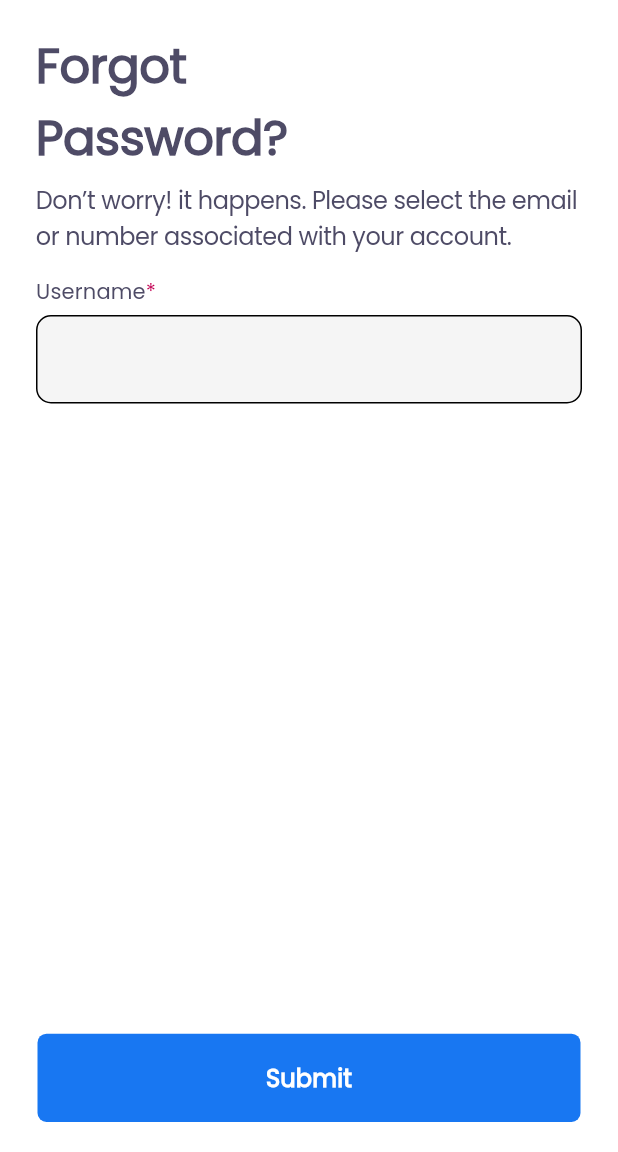
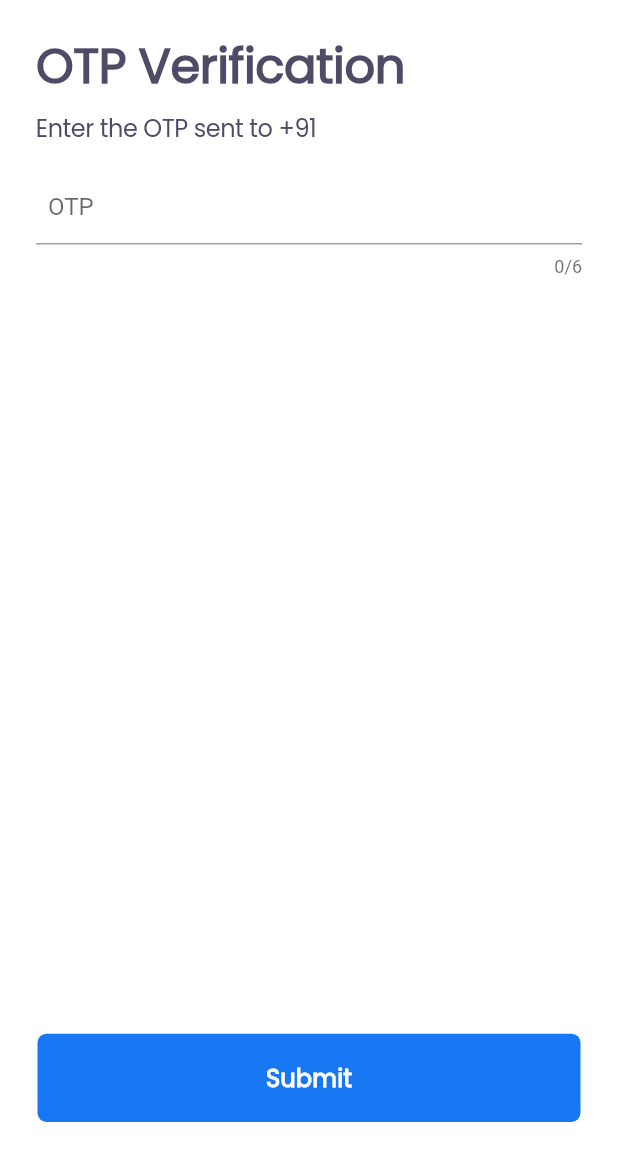
Before and after one commit to Parth-Dattani/NewsApp, a Flutter app: the MobileOtpScreen screen opened by its route, on a phone screen of 412 x 824 dp, the part 84-1236 px from its top. Run offline on Flutter 3.47's test engine with Material 2 defaults, Android fonts, the phone set to English and light mode, and no system bars; our stand-ins replace cached_network_image, cloud_firestore, dots_indicator, firebase_auth, firebase_core, firebase_storage and 5 more; missing offline and left inert: country_list_pick, flutter_social_media_signin; accounts and stored records are empty; network calls fail; statements that could not run were skipped.

Commit message:
final commit

```diff
--- a/lib/controller/email_otp_controller.dart
+++ b/lib/controller/email_otp_controller.dart
@@ -2,18 +2,20 @@ import 'package:firebase_auth/firebase_auth.dart';
 import 'package:flutter/material.dart';
 import 'package:get/get.dart';
 import 'package:news_app/controller/base_controller.dart';
+import 'package:news_app/screen/ForgotPassword/mobile_otp_screen.dart';
 
 class EmailOtpController extends BaseController{
   //RxString selectedValue = "Via Email :".obs;
 
   final TextEditingController emailController = TextEditingController();
+  TextEditingController otpController = TextEditingController();
 
   RxBool isForgot = false.obs;
   RxBool isPhone = false.obs;
   RxString selectedOption = "".obs;
   RxBool otpVisibility = false.obs;
   RxString email = "".obs;
-  RxString selectedValue = "".obs;
+  //RxString selectedValue = "".obs;
   FirebaseAuth auth = FirebaseAuth.instance;
   RxString verificationID = "".obs;
 
@@ -41,6 +43,7 @@ class EmailOtpController extends BaseController{
   }
 
   void loginWithPhone() async {
+    Get.toNamed(MobileOtpScreen.pageId);
     auth.verifyPhoneNumber(
       phoneNumber: "+91${emailController.text}",
       verificationCompleted: (PhoneAuthCredential credential) async {
--- a/lib/screen/ForgotPassword/forgot_password_screen.dart
+++ b/lib/screen/ForgotPassword/forgot_password_screen.dart
@@ -68,21 +68,15 @@ class ForgotPasswordScreen extends GetView<ForgotPasswordController>{
             border: false,
             onPress: () {
               FocusScope.of(context).unfocus();
-              print("Chose Option : ${controller.selectedValue.value.toString()} ");
-              //controller.selectedValue.value == "Via Email:" ?
               Get.toNamed(EmailOtpScreen.pageId,
                   arguments: {
                     "option" : controller.selectedValue.value.toString(),
-                    // "isForgot": controller.isForgot.value = true,
-                    // "isPhone": controller.isPhone.value = false,
                   }
               );
-              //: Get.toNamed(MobileOtpScreen.pageId);
             },
           ),
         ),
       ),
     );
   }
-
 }
--- a/lib/screen/ForgotPassword/mobile_otp_screen.dart
+++ b/lib/screen/ForgotPassword/mobile_otp_screen.dart
@@ -2,16 +2,16 @@ import 'package:flutter/material.dart';
 import 'package:get/get.dart';
 import 'package:news_app/controller/controller.dart';
 import '../../constant/constant.dart';
-import '../../utils/utils.dart';
 import '../../widgets/widgets.dart';
 
 class MobileOtpScreen extends GetView<MobileOtpController>{
   static const pageId = '/MobileOtpScreen';
 
+  const MobileOtpScreen({super.key});
+
   @override
   Widget build(BuildContext context) {
-    return Obx(
-          ()=> Scaffold(
+    return Scaffold(
         appBar: CommonAppBar(
           leadingIcon: ImagePath.arrowBack,
         ),
@@ -22,33 +22,23 @@ class MobileOtpScreen extends GetView<MobileOtpController>{
               child: Column(
                 crossAxisAlignment: CrossAxisAlignment.start,
                 children: [
-                  Text("forgot".tr, style: CustomTextStyle.congratulateTextStyle,),
-                  Text("${"password".tr}?", style: CustomTextStyle.congratulateTextStyle,),
+                  Text("OTP Verification".tr, style: CustomTextStyle.congratulateTextStyle,textAlign: TextAlign.center),
                   const SizedBox(height: 5,),
-                  Text("Don’t worry! it happens. Please select the email or number associated with your account.", style: CustomTextStyle.accountTextStyle,),
+                  Text("Enter the OTP sent to +91 ${controller.phoneController.text}", style: CustomTextStyle.accountTextStyle,),
                   const SizedBox(height: 15,),
-                  Row(
-                    children: [
-                      Text('username'.tr, style: CustomTextStyle.labelStyle,),
-                      Text('*', style: CustomTextStyle.labelIconStyle,)
-                    ],
+              TextField(
+                    controller: controller.otpController,
+                    decoration: const InputDecoration(
+                      hintText: 'OTP',
+                      prefix: Padding(
+                        padding: EdgeInsets.all(4),
+                        child: Text(''),
+                      ),
+                    ),
+                    maxLength: 6,
+                    keyboardType: TextInputType.number,
                   ),
                   const SizedBox(height: 5,),
-                  CommonTextField(controller: controller.mobileController,
-                    validator: Validator.isEmail,
-                    borderRadius: 6,
-                    suffixIcon: IconButton(
-                      //icon: controller.errorSuffix.value ==  ? Icon(Icons.close) : Icons(Icons.abc),
-                      icon: controller.emailFIllColor.value ? IconButton(icon: const Icon(Icons.close),onPressed: (){
-                      },)
-                          : Container(),
-                      onPressed: (){},
-                    ),
-                    //fillColors: Validator.isEmail.toString() == 'please_enter_email'.tr ? true : false ,
-                    //fillColors: controller.emailFIllColor.value,
-                    // filled: Validator.isEmail.toString() == '' ? true : false,
-                  ),
-
                 ],
               ),
             ),
@@ -71,11 +61,11 @@ class MobileOtpScreen extends GetView<MobileOtpController>{
               FocusScope.of(context).unfocus();
               //print("Chose Option : ${controller.selectedValue.value} ");
               //Get.toNamed(HomeScreen.pageId);
+              controller.verifyOTP();
             },
           ),
         ),
-      ),
-    );
+      );
   }
 
 }
--- a/pubspec.yaml
+++ b/pubspec.yaml
@@ -56,6 +56,7 @@ dependencies:
   url_launcher: ^6.1.10
   image_picker: ^0.8.7+1
   email_auth: ^1.0.0
+  fluttertoast: ^8.2.1
 
 dev_dependencies:
   flutter_test:
```
Also changed, not shown: lib/controller/mobile_otp_controller.dart (+79 -2 lines), lib/screen/ForgotPassword/email_otp_screen.dart (+9 -11 lines), 4 other files.
